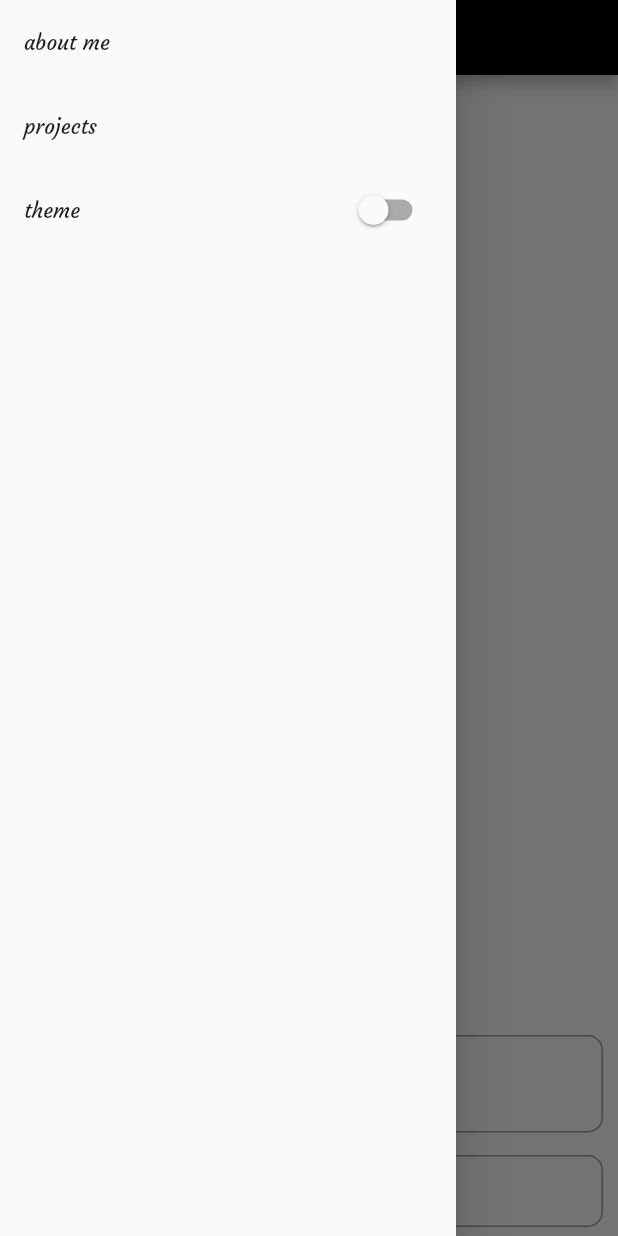
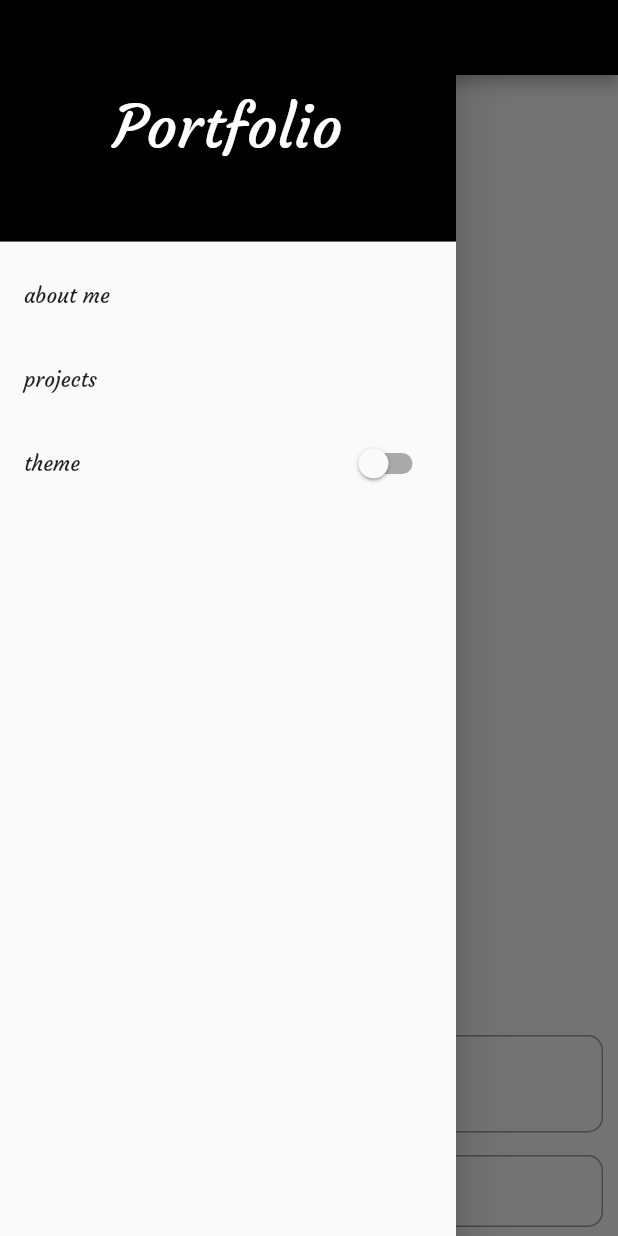
Before and after one commit to ravihoro/portfolio, a Flutter app: the ProjectDetail screen opened directly with empty values, with the side drawer open, on a phone screen of 412 x 824 dp. Run offline on Flutter 3.47's test engine with Material 2 defaults, Android fonts, the phone set to English and light mode, and no system bars; our stand-ins replace smooth_page_indicator; network calls fail.

Commit message:
ui changes

```diff
--- a/lib/pages/custom_appbar.dart
+++ b/lib/pages/custom_appbar.dart
@@ -9,7 +9,8 @@ class CustomAppBar extends StatelessWidget with PreferredSizeWidget {
 
   @override
   Widget build(BuildContext context) {
-    return AppBar(
+    return SafeArea(
+      child: AppBar(
         title: Text(
           title,
           style: TextStyle(
@@ -27,6 +28,7 @@ class CustomAppBar extends StatelessWidget with PreferredSizeWidget {
         ),
         centerTitle: true,
         backgroundColor: Theme.of(context).accentColor,
+      ),
     );
   }
 }
--- a/lib/pages/custom_drawer.dart
+++ b/lib/pages/custom_drawer.dart
@@ -6,9 +6,30 @@ import '../pages/pages.dart';
 class CustomDrawer extends StatelessWidget {
   @override
   Widget build(BuildContext context) {
-    return Drawer(
+    final themeModel = Provider.of<ThemeModel>(context);
+    bool val = themeModel.isDark;
+
+    return SafeArea(
+      child: Drawer(
         child: Column(
           children: [
+            DrawerHeader(
+              decoration: BoxDecoration(
+                color: val ? Colors.white : Colors.black,
+              ),
+              child: Center(
+                child: Container(
+                  child: Text(
+                    'Portfolio',
+                    style: TextStyle(
+                      color: !val ? Colors.white : Colors.black,
+                      fontSize: 40.0,
+                      fontWeight: FontWeight.w400,
+                    ),
+                  ),
+                ),
+              ),
+            ),
             ListTile(
               title: Text(
                 'about me',
@@ -49,6 +70,7 @@ class CustomDrawer extends StatelessWidget {
             ),
           ],
         ),
+      ),
     );
   }
 }
--- a/lib/pages/project_detail.dart
+++ b/lib/pages/project_detail.dart
@@ -128,8 +128,8 @@ class ProjectDetail extends StatelessWidget {
             count: project.images.length,
             controller: pageController,
             effect: WormEffect(
-              activeDotColor: Theme.of(context).primaryColor,
-              dotColor: Theme.of(context).accentColor,
+              activeDotColor: Theme.of(context).accentColor,
+              dotColor: Colors.grey,
             ),
           ),
         ),
--- a/lib/pages/projects.dart
+++ b/lib/pages/projects.dart
@@ -1,6 +1,8 @@
 import 'package:flutter/material.dart';
 import '../pages/pages.dart';
 import '../model/project.dart';
+import 'package:provider/provider.dart';
+import '../model/theme_model.dart';
 
 class Projects extends StatelessWidget {
   final String title;
@@ -65,10 +67,15 @@ class CustomCard extends StatelessWidget {
 
   @override
   Widget build(BuildContext context) {
+    final themeModel = Provider.of<ThemeModel>(context);
+    bool val = themeModel.isDark;
+
     return Container(
       padding: const EdgeInsets.symmetric(horizontal: 10.0),
       child: GestureDetector(
         child: Card(
+          elevation: 5.0,
+          shadowColor: val ? Colors.white : Colors.black,
           clipBehavior: Clip.antiAlias,
           child: Column(
             children: [
```
Lines whose indentation alone changed are shown as unchanged.
